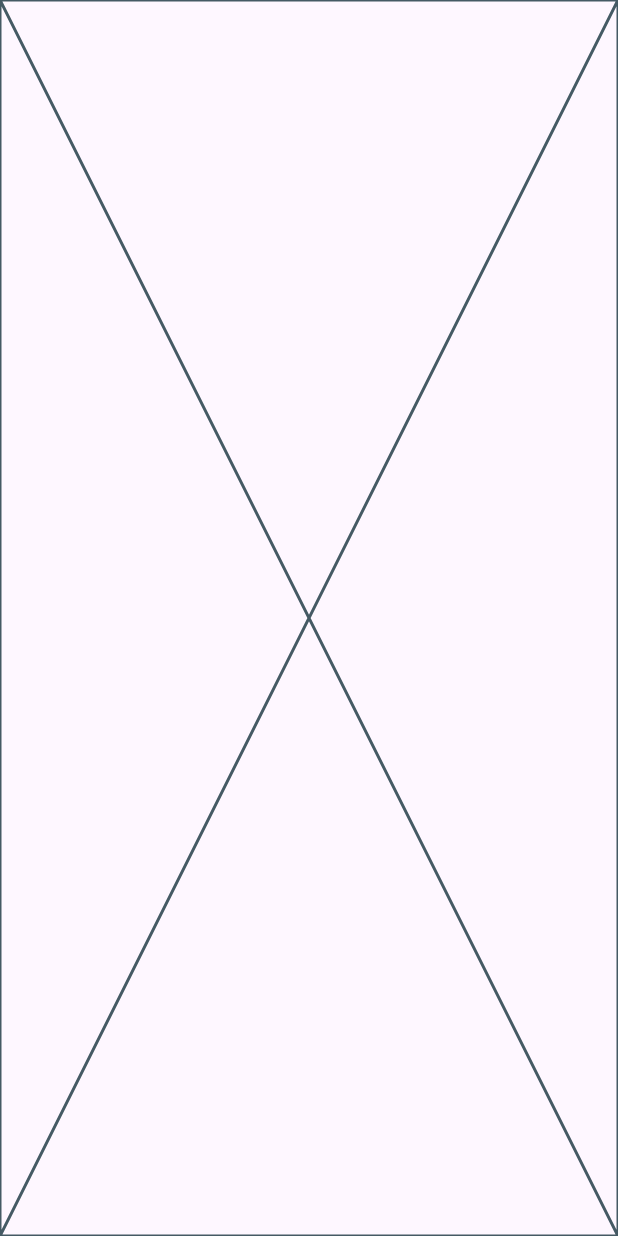
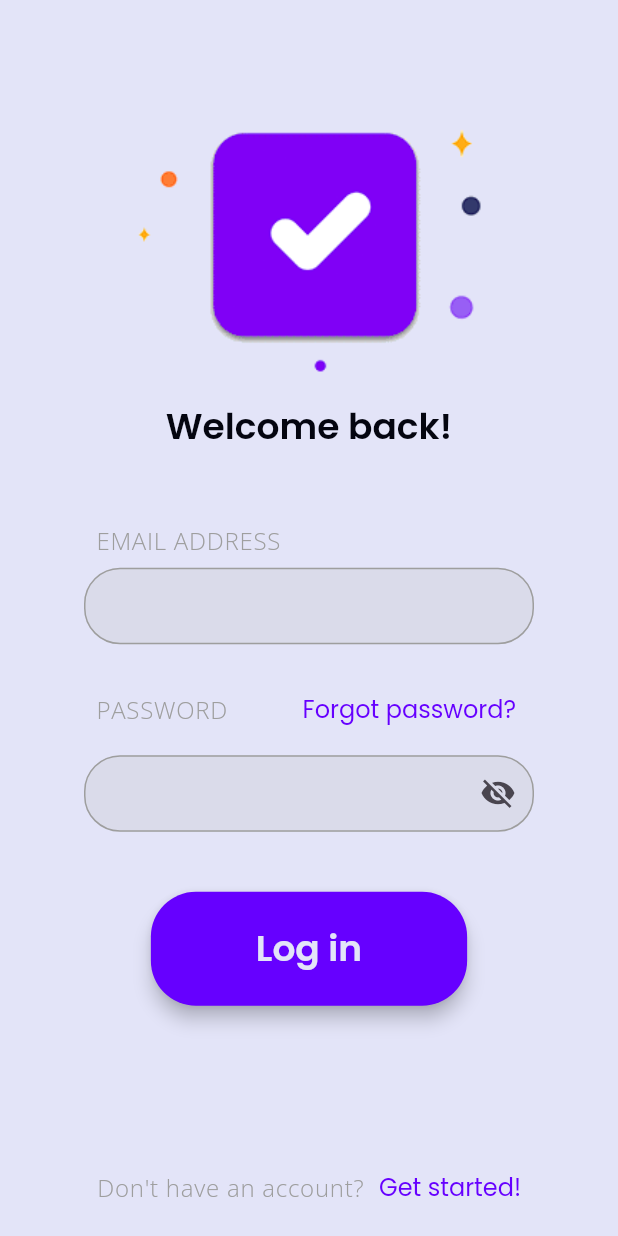
Before and after one commit to EncouragedEntity/todo-list, a Flutter app: the screen it shows after launch, on a phone screen of 412 x 824 dp. Run offline on Flutter 3.47's test engine with Material 3 defaults, Android fonts, the phone set to English and light mode, and no system bars; our stand-ins replace equatable, flutter_bloc, google_fonts, logger.

Commit message:
Login, SignUp pages

```diff
--- /dev/null
+++ b/lib/blocs/auth_bloc.dart
@@ -0,0 +1,11 @@
+import 'package:flutter_bloc/flutter_bloc.dart';
+import 'package:todo_list/blocs/events/auth_events.dart';
+import 'package:todo_list/blocs/states/auth_states.dart';
+
+class AuthBloc extends Bloc<AuthEvent, AuthState> {
+  AuthBloc() : super(AuthNotAuthenticatedState()) {
+    on<AuthLoginEvent>((event, emit) {});
+
+    on<AuthSignUpEvent>((event, emit) {});
+  }
+}
--- /dev/null
+++ b/lib/blocs/events/auth_events.dart
@@ -0,0 +1,19 @@
+import 'package:equatable/equatable.dart';
+
+abstract class AuthEvent extends Equatable {
+  final String email;
+  final String password;
+
+  const AuthEvent(this.email, this.password);
+
+  @override
+  List<Object> get props => [email, password];
+}
+
+class AuthLoginEvent extends AuthEvent {
+  const AuthLoginEvent(super.email, super.password);
+}
+
+class AuthSignUpEvent extends AuthEvent {
+  const AuthSignUpEvent(super.email, super.password);
+}
--- /dev/null
+++ b/lib/blocs/states/auth_states.dart
@@ -0,0 +1,19 @@
+import 'package:equatable/equatable.dart';
+
+abstract class AuthState extends Equatable {
+  @override
+  List<Object?> get props => [];
+}
+
+class AuthNotAuthenticatedState extends AuthState {}
+
+class AuthAuthenticatedState extends AuthState {}
+
+class AuthFailureState extends AuthState {
+  final String message;
+
+  AuthFailureState(this.message);
+
+  @override
+  List<Object?> get props => [message];
+}
--- /dev/null
+++ b/lib/home_page.dart
@@ -0,0 +1,21 @@
+import 'package:flutter/material.dart';
+import 'package:flutter_bloc/flutter_bloc.dart';
+import 'package:todo_list/blocs/auth_bloc.dart';
+import 'package:todo_list/blocs/states/auth_states.dart';
+import 'package:todo_list/pages/login_page.dart';
+
+class HomePage extends StatelessWidget {
+  const HomePage({super.key});
+
+  @override
+  Widget build(BuildContext context) {
+    return BlocBuilder<AuthBloc, AuthState>(
+      builder: (authCtx, state) {
+        if (state is AuthNotAuthenticatedState) {
+          return const LoginPage();
+        }
+        return const Text("Something's wrong...");
+      },
+    );
+  }
+}
--- /dev/null
+++ b/lib/pages/login_page.dart
@@ -0,0 +1,133 @@
+import 'package:flutter/material.dart';
+import 'package:flutter_bloc/flutter_bloc.dart';
+import 'package:logger/logger.dart';
+import 'package:todo_list/blocs/auth_bloc.dart';
+import 'package:todo_list/blocs/events/auth_events.dart';
+import 'package:todo_list/widgets/auth/email_text_field.dart';
+import 'package:todo_list/widgets/auth/login_button.dart';
+import 'package:todo_list/widgets/auth/password_text_field.dart';
+
+class LoginPage extends StatefulWidget {
+  const LoginPage({super.key});
+
+  @override
+  State<LoginPage> createState() => _LoginPageState();
+}
+
+class _LoginPageState extends State<LoginPage> {
+  bool isLoginMode = true;
+  late final TextEditingController _emailController;
+  late final TextEditingController _passwordController;
+
+  final _formKey = GlobalKey<FormState>();
+
+  @override
+  void initState() {
+    super.initState();
+    _emailController = TextEditingController();
+    _passwordController = TextEditingController();
+  }
+
+  void logIn() {
+    if (_formKey.currentState!.validate()) {
+      Logger().i("Form is valid. Logging in");
+      final email = _emailController.text;
+      final password = _passwordController.text;
+      context.read<AuthBloc>().add(AuthLoginEvent(email, password));
+    }
+  }
+
+  void signUp() {
+    if (_formKey.currentState!.validate()) {
+      Logger().i("Form is valid. Signing up");
+      final email = _emailController.text;
+      final password = _passwordController.text;
+      context.read<AuthBloc>().add(AuthSignUpEvent(email, password));
+    }
+  }
+
+  @override
+  Widget build(BuildContext context) {
+    return Scaffold(
+      backgroundColor: Theme.of(context).scaffoldBackgroundColor,
+      body: SingleChildScrollView(
+        child: Center(
+          child: SizedBox(
+            height: MediaQuery.sizeOf(context).height,
+            child: Column(
+              mainAxisSize: MainAxisSize.max,
+              children: [
+                const SizedBox(
+                  height: 80,
+                ),
+                Image.asset(
+                  "assets/icon_square.png",
+                  scale: 1.05,
+                ),
+                const SizedBox(height: 20),
+                Text(
+                  isLoginMode ? "Welcome back!" : "Let's get started!",
+                  style: Theme.of(context).textTheme.displayMedium,
+                ),
+                const SizedBox(height: 50),
+                Form(
+                  key: _formKey,
+                  child: SizedBox(
+                    width: 300,
+                    child: Column(
+                      children: [
+                        EmailTextField(
+                          controller: _emailController,
+                        ),
+                        const SizedBox(height: 20),
+                        PasswordTextField(
+                          controller: _passwordController,
+                          showForgotLable: isLoginMode,
+                        ),
+                      ],
+                    ),
+                  ),
+                ),
+                const SizedBox(height: 40),
+                LoginButton(
+                  text: isLoginMode ? 'Log in' : 'Sign up',
+                  onPressed: isLoginMode ? logIn : signUp,
+                ),
+                const Spacer(),
+                Container(
+                  alignment: Alignment.bottomCenter,
+                  child: Row(
+                    mainAxisAlignment: MainAxisAlignment.center,
+                    children: [
+                      Text(
+                        isLoginMode
+                            ? "Don't have an account?"
+                            : 'Already have an account?',
+                        style: Theme.of(context).textTheme.bodyLarge,
+                      ),
+                      const SizedBox(
+                        width: 10,
+                      ),
+                      GestureDetector(
+                        onTap: () {
+                          setState(() {
+                            isLoginMode = !isLoginMode;
+                          });
+                        },
+                        child: Text(
+                          isLoginMode ? "Get started!" : 'Log in',
+                          style: Theme.of(context).textTheme.displaySmall,
+                        ),
+                      )
+                    ],
+                  ),
+                ),
+                const SizedBox(height: 20),
+              ],
+            ),
+          ),
+        ),
+      ),
+    );
+  }
+}
--- /dev/null
+++ b/lib/providers/auth/auth_provider.dart
@@ -0,0 +1,7 @@
+abstract class AuthProvider {
+  Future<void> logIn(String email, String password);
+  Future<void> signUp(String email, String password);
+  Future<void> logOut();
+  Future<void> changePassword(String oldPassword, String newPassword);
+  Future<void> deleteAccount();
+}
--- /dev/null
+++ b/lib/repositories/user_repository.dart
@@ -0,0 +1,27 @@
+import 'package:todo_list/providers/auth/auth_provider.dart';
+
+class UserRepository {
+  final AuthProvider authProvider;
+
+  UserRepository(this.authProvider);
+
+  Future<void> changePassword(String oldPassword, String newPassword) async {
+    await authProvider.changePassword(oldPassword, newPassword);
+  }
+
+  Future<void> deleteAccount() async {
+    await authProvider.deleteAccount();
+  }
+
+  Future<void> logIn(String email, String password) async {
+    await authProvider.logIn(email, password);
+  }
+
+  Future<void> logOut() async {
+    await authProvider.logOut();
+  }
+
+  Future<void> signUp(String email, String password) async {
+    await authProvider.signUp(email, password);
+  }
+}
--- /dev/null
+++ b/lib/widgets/auth/email_text_field.dart
@@ -0,0 +1,28 @@
+import 'package:flutter/material.dart';
+
+import '../styled_text_form_field.dart';
+
+class EmailTextField extends StatelessWidget {
+  const EmailTextField({super.key, required this.controller});
+  final TextEditingController controller;
+
+  @override
+  Widget build(BuildContext context) {
+    return StyledTextFormField(
+      controller: controller,
+      labelText: Text(
+        'Email Address'.toUpperCase(),
+        style: Theme.of(context).textTheme.bodyLarge,
+      ),
+      validator: (value) {
+        if (value == null || value.isEmpty) {
+          return 'Please enter your email';
+        } else if (!RegExp(r'^[\w-\.]+@([\w-]+\.)+[\w-]{2,4}$')
+            .hasMatch(value)) {
+          return 'Please enter a valid email';
+        }
+        return null;
+      },
+    );
+  }
+}
--- /dev/null
+++ b/lib/widgets/auth/login_button.dart
@@ -0,0 +1,27 @@
+import 'package:flutter/material.dart';
+import 'package:todo_list/widgets/styled_button.dart';
+
+class LoginButton extends StatelessWidget {
+  const LoginButton({
+    super.key,
+    required this.text,
+    required this.onPressed,
+  });
+
+  final String text;
+  final void Function() onPressed;
+
+  @override
+  Widget build(BuildContext context) {
+    return StyledButton(
+      onPressed: onPressed,
+      child: Text(
+        text,
+        style: Theme.of(context)
+            .textTheme
+            .displayMedium!
+            .copyWith(color: Theme.of(context).scaffoldBackgroundColor),
+      ),
+    );
+  }
+}
--- /dev/null
+++ b/lib/widgets/auth/password_text_field.dart
@@ -0,0 +1,65 @@
+import 'package:flutter/material.dart';
+import 'package:todo_list/widgets/styled_text_form_field.dart';
+
+class PasswordTextField extends StatefulWidget {
+  const PasswordTextField({
+    super.key,
+    required this.controller,
+    required this.showForgotLable,
+  });
+  final TextEditingController controller;
+  final bool showForgotLable;
+
+  @override
+  State<PasswordTextField> createState() => _PasswordTextFieldState();
+}
+
+class _PasswordTextFieldState extends State<PasswordTextField> {
+  bool obscureText = true;
+
+  @override
+  Widget build(BuildContext context) {
+    return StyledTextFormField(
+      controller: widget.controller,
+      labelText: Row(
+        mainAxisAlignment: MainAxisAlignment.spaceBetween,
+        children: [
+          Text(
+            'Password'.toUpperCase(),
+            style: Theme.of(context).textTheme.bodyLarge!.copyWith(
+                  color: Colors.grey,
+                ),
+          ),
+          if (widget.showForgotLable)
+            TextButton(
+              onPressed: () {},
+              child: Text(
+                'Forgot password?',
+                style: Theme.of(context).textTheme.displaySmall,
+              ),
+            ),
+        ],
+      ),
+      obscureText: obscureText,
+      suffixIcon: IconButton(
+          onPressed: () {
+            setState(() {
+              obscureText = !obscureText;
+            });
+          },
+          icon: Icon(
+            !obscureText ? Icons.visibility : Icons.visibility_off,
+          )),
+      validator: (value) {
+        if (value == null || value.isEmpty) {
+          return 'Please enter a password';
+        } else if (!RegExp(
+                r'^(?=.*\d)(?=.*[a-z])(?=.*[A-Z])(?=.*[a-zA-Z]).{8,}$')
+            .hasMatch(value)) {
+          return 'Password must be at least 8\ncharacters, contain 1 uppercase\nletter and 1 lowercase';
+        }
+        return null;
+      },
+    );
+  }
+}
--- /dev/null
+++ b/lib/widgets/styled_button.dart
@@ -0,0 +1,41 @@
+import 'package:flutter/material.dart';
+
+class StyledButton extends StatelessWidget {
+  const StyledButton({
+    super.key,
+    required this.child,
+    required this.onPressed,
+  });
+  final Widget child;
+  final void Function() onPressed;
+
+  @override
+  Widget build(BuildContext context) {
+    return ElevatedButton(
+      style: ButtonStyle(
+        elevation: const MaterialStatePropertyAll(5),
+        backgroundColor: MaterialStatePropertyAll(
+          Theme.of(context).highlightColor,
+        ),
+        foregroundColor: MaterialStatePropertyAll(
+          Theme.of(context).scaffoldBackgroundColor,
+        ),
+        shape: const MaterialStatePropertyAll(
+          RoundedRectangleBorder(
+            borderRadius: BorderRadius.all(
+              Radius.circular(30),
+            ),
+          ),
+        ),
+      ),
+      onPressed: onPressed,
+      child: Padding(
+        padding: const EdgeInsets.symmetric(
+          horizontal: 46,
+          vertical: 24,
+        ),
+        child: child,
+      ),
+    );
+  }
+}
--- /dev/null
+++ b/lib/widgets/styled_text_form_field.dart
@@ -0,0 +1,54 @@
+import 'package:flutter/material.dart';
+
+class StyledTextFormField extends StatelessWidget {
+  const StyledTextFormField({
+    super.key,
+    required this.controller,
+    required this.labelText,
+    required this.validator,
+    this.obscureText = false,
+    this.suffixIcon,
+  });
+  final TextEditingController controller;
+  final Widget labelText;
+  final String? Function(String? value) validator;
+  final bool obscureText;
+  final Widget? suffixIcon;
+
+  @override
+  Widget build(BuildContext context) {
+    return Column(
+      crossAxisAlignment: CrossAxisAlignment.start,
+      children: [
+        Padding(
+          padding: const EdgeInsets.only(left: 8, bottom: 6),
+          child: labelText,
+        ),
+        TextFormField(
+          controller: controller,
+          obscureText: obscureText,
+          style: Theme.of(context).textTheme.bodySmall,
+          decoration: InputDecoration(
+            suffixIcon: suffixIcon,
+            filled: true,
+            fillColor: Colors.grey.shade400.withAlpha(60),
+            enabledBorder: const OutlineInputBorder(
+              borderSide: BorderSide(
+                color: Colors.grey,
+              ),
+              borderRadius: BorderRadius.all(
+                Radius.circular(24),
+              ),
+            ),
+            border: const OutlineInputBorder(
+              borderRadius: BorderRadius.all(
+                Radius.circular(24),
+              ),
+            ),
+          ),
+          validator: validator,
+        ),
+      ],
+    );
+  }
+}
```
Also changed, not shown: lib/main.dart (+22 -4 lines), lib/providers/auth/mock_user_provider.dart (added, +41 -0 lines), lib/providers/auth/user_provider.dart (added, +29 -0 lines), lib/theme.dart (added, +34 -0 lines), pubspec.yaml (+10 -0 lines), assets/icon_square.png (added), pubspec.lock, 1 other file.
